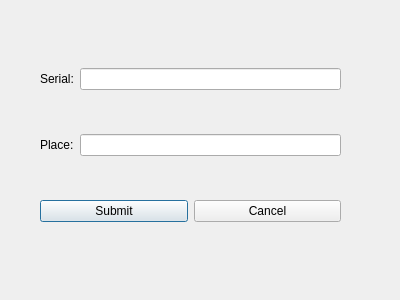
Qt form MyProj/deletecarrier.ui (shahabbadihi/airport_managementt) before a commit.
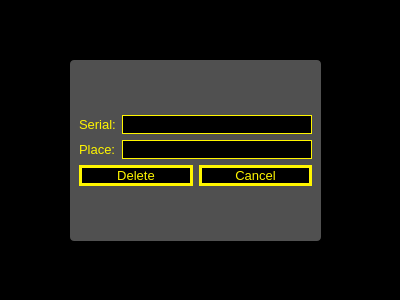
The same form after that commit.

```diff
--- a/MyProj/deletecarrier.ui
+++ b/MyProj/deletecarrier.ui
@@ -13,15 +13,62 @@
   <property name="windowTitle">
    <string>Dialog</string>
   </property>
-  <widget class="QWidget" name="">
+  <property name="styleSheet">
+   <string notr="true">* {
+	font-size: 10pt;
+}
+
+QDialog {
+	
+	background-color: rgb(0, 0, 0);
+}
+
+QLabel {
+	color: rgb(255, 246, 0);
+}
+
+QLineEdit, QDateEdit {
+	color: rgb(255, 246, 0);
+	
+	background-color: rgb(0, 0, 0);
+	border: 1px solid #fff600;
+}
+
+QPushButton {
+	background-color: rgb(0, 0, 0);
+	color: rgb(255, 246, 0);
+	border: 3px solid #fff600;
+}
+
+QPushButton:hover {
+	background-color: #fff600;
+	color: black;
+}
+
+#frame {
+	
+	background-color: rgb(255, 255, 255, 80);
+	border-radius: 4px;
+}
+</string>
+  </property>
+  <widget class="QFrame" name="frame">
    <property name="geometry">
     <rect>
-     <x>40</x>
-     <y>30</y>
-     <width>301</width>
-     <height>231</height>
+     <x>70</x>
+     <y>60</y>
+     <width>251</width>
+     <height>181</height>
     </rect>
    </property>
+   <property name="frameShape">
+    <enum>QFrame::StyledPanel</enum>
+   </property>
+   <property name="frameShadow">
+    <enum>QFrame::Raised</enum>
+   </property>
+   <layout class="QVBoxLayout" name="verticalLayout_2">
+    <item>
    <layout class="QVBoxLayout" name="verticalLayout">
     <item>
      <layout class="QHBoxLayout" name="horizontalLayout_2">
@@ -56,7 +103,7 @@
       <item>
        <widget class="QPushButton" name="btnSubmit">
         <property name="text">
-         <string>Submit</string>
+           <string>Delete</string>
         </property>
        </widget>
       </item>
@@ -66,6 +113,8 @@
          <string>Cancel</string>
         </property>
        </widget>
+        </item>
+       </layout>
       </item>
      </layout>
     </item>
```
Lines whose indentation alone changed are shown as unchanged.
